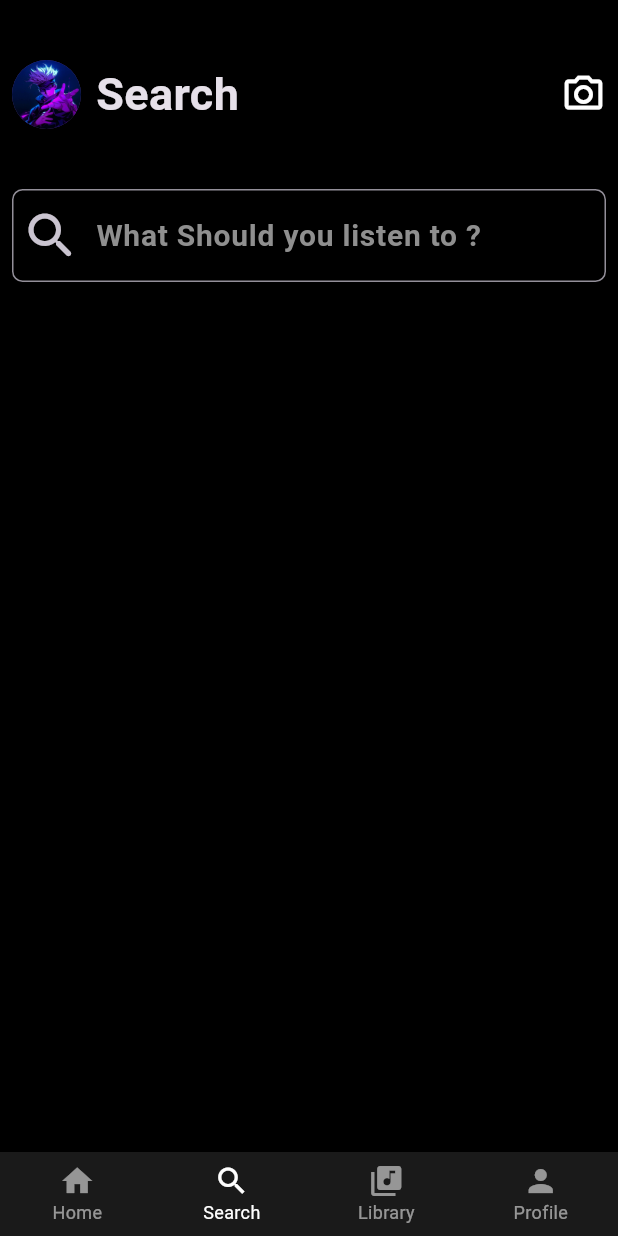
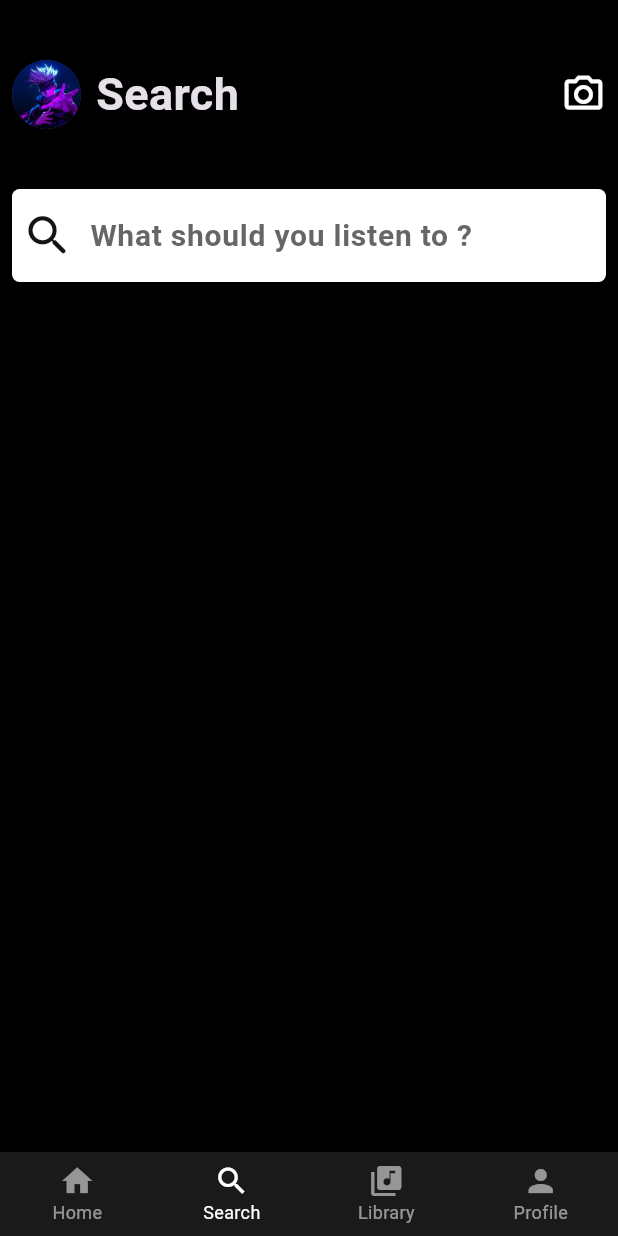
Before and after one commit to Darrylwin/spot__ui, a Flutter app: the screen it shows after launch, item 2 of the bottom bar chosen, on a phone screen of 412 x 824 dp. Run offline on Flutter 3.47's test engine with Material 3 defaults, Android fonts, the phone set to English and light mode, and no system bars.

Commit message:
textfield achevé

```diff
--- a/lib/views/search.dart
+++ b/lib/views/search.dart
@@ -40,20 +40,28 @@ class _SearchViewState extends State<SearchView> {
                 ],
               ),
               SizedBox(height: 40),
-              TextField(
+              Container(
+                decoration: BoxDecoration(
+                  color: Colors.white,
+                  borderRadius: BorderRadius.circular(5),
+                ),
+                child: TextField(
                   decoration: InputDecoration(
+                    fillColor: Colors.white,
                     prefixIcon: Padding(
                       padding: const EdgeInsetsDirectional.all(6.0),
-                    child: Icon(Icons.search_rounded, size: 40),
+                      child: Icon(Icons.search_rounded, size: 35, color: Color.fromARGB(255, 21, 19, 19)),
                     ),
-                  hintText: 'What Should you listen to ?',
+                    hintText: 'What should you listen to ?',
                     hintStyle: TextStyle(
                       fontWeight: FontWeight.bold,
                       fontSize: 20,
-                    color: Color.fromARGB(230, 158, 158, 158),
+                      color: Color.fromARGB(230, 87, 85, 85),
                     ),
                     border: OutlineInputBorder(
+                      borderSide: BorderSide.none,
                       borderRadius: BorderRadius.circular(7),
+                    ),
                   ),
                 ),
               ),
```
Lines whose indentation alone changed are shown as unchanged.
